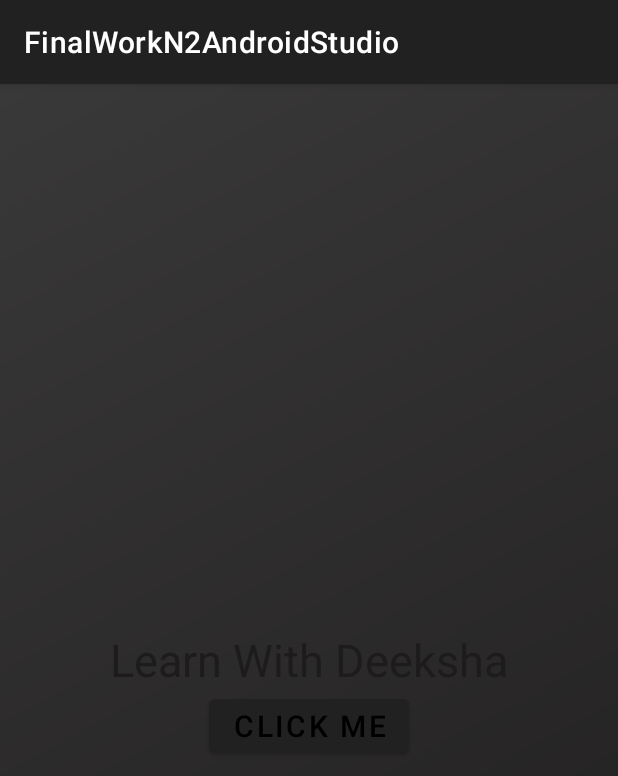
After one commit to FDAPADILHA/Final-Work-N2-Android-Studio, an Android app: the ScreenShot screen opened directly, with no data from a screen before it, on a phone screen of 412 x 824 dp. The commit adds this screen. Shown: the top 776 px of the screen. Run offline under Robolectric (Android 15) with nearby library versions, the light colour scheme and no system bars; Roboto replaces fonts that are not available here.

Commit message:
Criando o atalho para screenshot

```diff
--- a/app/build.gradle
+++ b/app/build.gradle
@@ -33,7 +33,7 @@ dependencies {
 
     implementation platform('com.google.firebase:firebase-bom:29.0.1')
     implementation 'com.google.firebase:firebase-analytics'
-    implementation 'com.google.firebase:firebase-auth:'
+    implementation 'com.google.firebase:firebase-auth'
     implementation 'androidx.appcompat:appcompat:1.3.1'
     implementation 'com.google.android.material:material:1.4.0'
     implementation 'androidx.constraintlayout:constraintlayout:2.1.1'
--- /dev/null
+++ b/app/src/main/java/br/com/filnat/finalworkn2androidstudio/activity/ScreenShot.java
@@ -0,0 +1,93 @@
+package br.com.filnat.finalworkn2androidstudio.activity;
+
+import androidx.appcompat.app.AppCompatActivity;
+import androidx.core.app.ActivityCompat;
+
+import android.Manifest;
+import android.app.Activity;
+import android.content.pm.PackageManager;
+import android.graphics.Bitmap;
+import android.os.Bundle;
+import android.os.Environment;
+import android.view.View;
+import android.widget.Button;
+
+import java.io.File;
+import java.io.FileNotFoundException;
+import java.io.FileOutputStream;
+import java.io.IOException;
+import java.text.DateFormat;
+import java.util.Date;
+
+import br.com.filnat.finalworkn2androidstudio.R;
+
+public class ScreenShot extends AppCompatActivity {
+
+    Button btn;
+
+    @Override
+    protected void onCreate(Bundle savedInstanceState) {
+        super.onCreate(savedInstanceState);
+        setContentView(R.layout.activity_screen_shot);
+
+        verifyStoragePermission(this);
+        btn = findViewById(R.id.btn);
+
+        btn.setOnClickListener(new View.OnClickListener() {
+            @Override
+            public void onClick(View view) {
+                takeScreenShot(getWindow().getDecorView().getRootView(), "result");
+            }
+        });
+    }
+
+    protected static File takeScreenShot(View view, String fileName) {
+
+        Date date = new Date();
+        CharSequence format = DateFormat.getDateInstance().format("yyyy-MM-dd");
+
+        try {
+            String dirPath = Environment.getExternalStorageDirectory().toString() + "/Captura de Tela";
+            File fileDir = new File(dirPath);
+            if (!fileDir.exists()) {
+                boolean mkdir = fileDir.mkdir();
+            }
+
+            String path = dirPath + "/" + fileName + "-" + format + ".jpeg";
+
+            view.setDrawingCacheEnabled(true);
+            Bitmap bitmap = Bitmap.createBitmap(view.getDrawingCache());
+            view.setDrawingCacheEnabled(false);
+
+            File imageFile = new File(path);
+
+            FileOutputStream fileOutputStream = new FileOutputStream(imageFile);
+            int quality = 100;
+            bitmap.compress(Bitmap.CompressFormat.JPEG, quality, fileOutputStream);
+            fileOutputStream.flush();
+            fileOutputStream.close();
+            return imageFile;
+
+        } catch (FileNotFoundException e) {
+            e.printStackTrace();
+        } catch (IOException e) {
+            e.printStackTrace();
+        }
+        return null;
+    }
+
+    private static final int REQUEST_EXTERNAL_STORAGE = 1;
+    private static String[] PERMISSION_STORAGE = {
+            Manifest.permission.WRITE_EXTERNAL_STORAGE,
+            Manifest.permission.READ_EXTERNAL_STORAGE
+    };
+
+    public static void verifyStoragePermission(Activity activity) {
+
+        int permission = ActivityCompat.checkSelfPermission(activity, Manifest.permission.WRITE_EXTERNAL_STORAGE);
+
+        if (permission != PackageManager.PERMISSION_GRANTED) {
+            ActivityCompat.requestPermissions(activity, PERMISSION_STORAGE, REQUEST_EXTERNAL_STORAGE);
+        }
+    }
+}
--- /dev/null
+++ b/app/src/main/res/layout/activity_screen_shot.xml
@@ -0,0 +1,31 @@
+<?xml version="1.0" encoding="utf-8"?>
+<RelativeLayout xmlns:android="http://schemas.android.com/apk/res/android"
+    xmlns:app="http://schemas.android.com/apk/res-auto"
+    xmlns:tools="http://schemas.android.com/tools"
+    android:layout_width="match_parent"
+    android:layout_height="match_parent"
+    android:background="@drawable/new_background"
+    tools:context=".activity.ScreenShot">
+
+    <TextView
+        android:layout_width="wrap_content"
+        android:layout_height="wrap_content"
+        android:text="Learn With Deeksha"
+        android:id="@+id/textView"
+        android:layout_centerVertical="true"
+        android:layout_centerHorizontal="true"
+        android:textColor="@color/colorPrimaryDark"
+        android:textSize="30sp"
+        ></TextView>
+
+    <Button android:id="@+id/btn"
+        android:layout_height="wrap_content"
+        android:layout_width="wrap_content"
+        android:text="Click Me"
+        android:textSize="20sp"
+        android:textColor="#000000"
+        android:layout_below="@+id/textView"
+        android:layout_centerHorizontal="true"/>
+
+
+</RelativeLayout>
```
Also changed, not shown: app/src/main/AndroidManifest.xml (+14 -6 lines), app/src/main/java/br/com/filnat/finalworkn2androidstudio/activity/CadastroActivity.java (+4 -8 lines).
